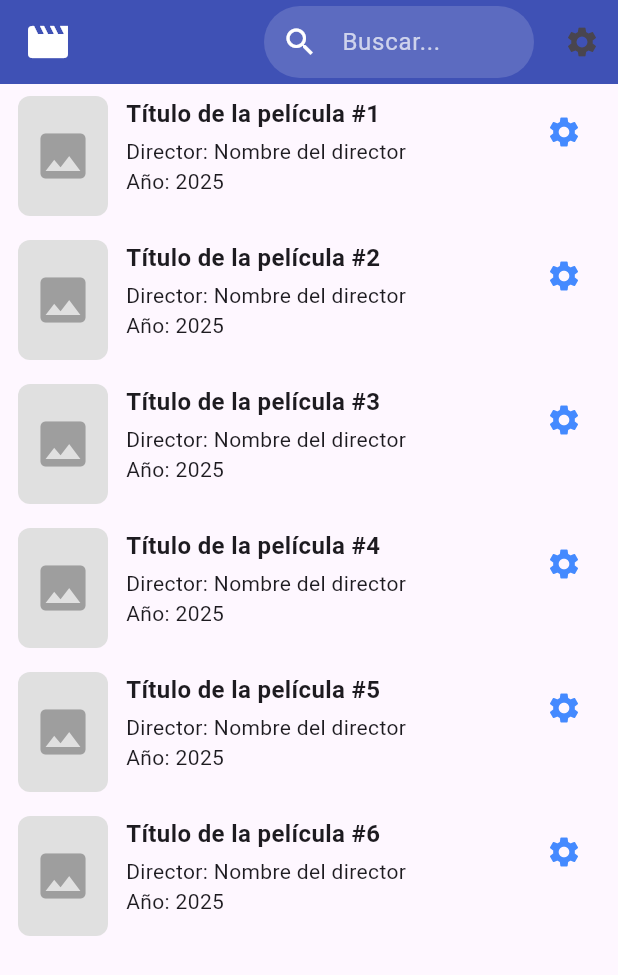
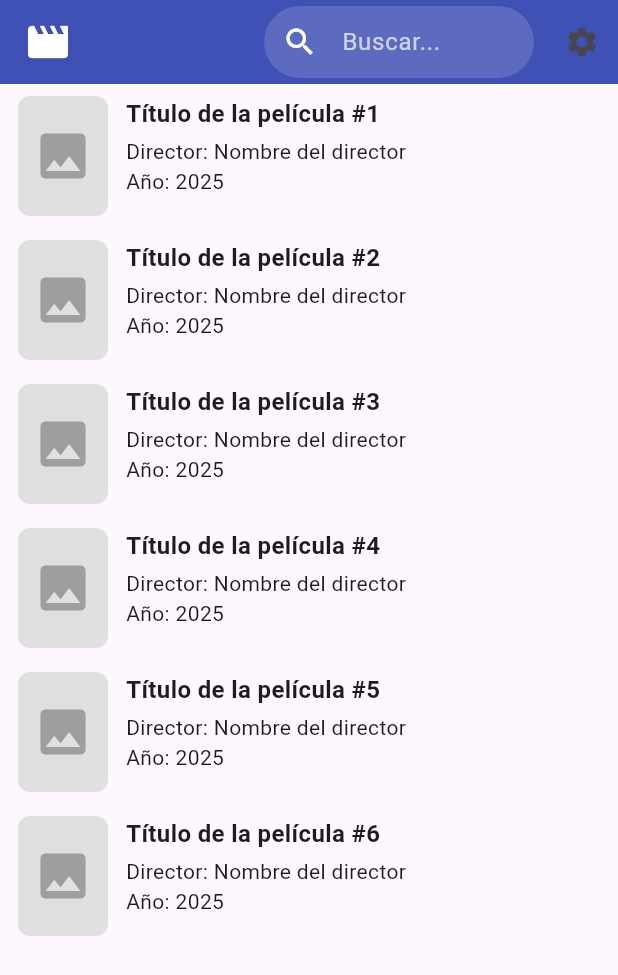
Before and after one commit to Theyayoman/LDSWUtilizaciondewidgets, a Flutter app: the screen it shows after launch, on a phone screen of 412 x 824 dp. Shown: the top 975 px of the screen. Run offline on Flutter 3.47's test engine with Material 3 defaults, Android fonts, the phone set to English and light mode, and no system bars.

Commit message:
directors fav 1.1
cambio de item que estaba de mas en la lista de peliculas

```diff
--- a/lib/main.dart
+++ b/lib/main.dart
@@ -95,12 +95,6 @@ class MovieListScreen extends StatelessWidget {
                     ],
                   ),
                 ),
-
-                // ⚙️ ICONO A LA DERECHA
-                IconButton(
-                  icon: const Icon(Icons.settings, color: Colors.blueAccent),
-                  onPressed: () {},
-                ),
               ],
             ),
           );
```
